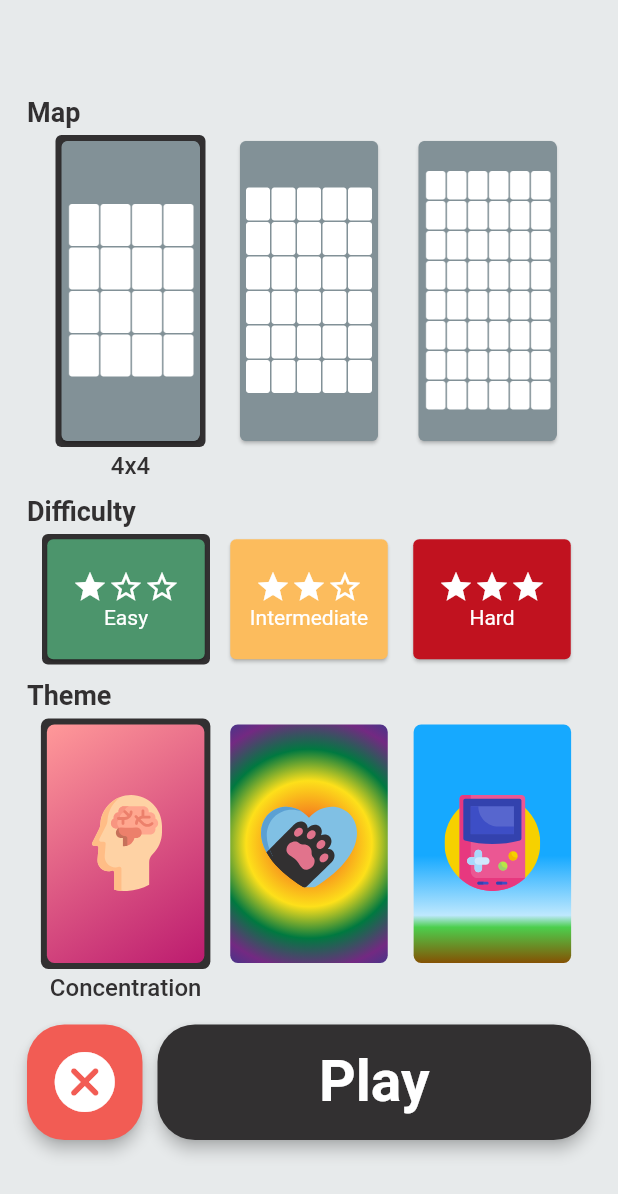
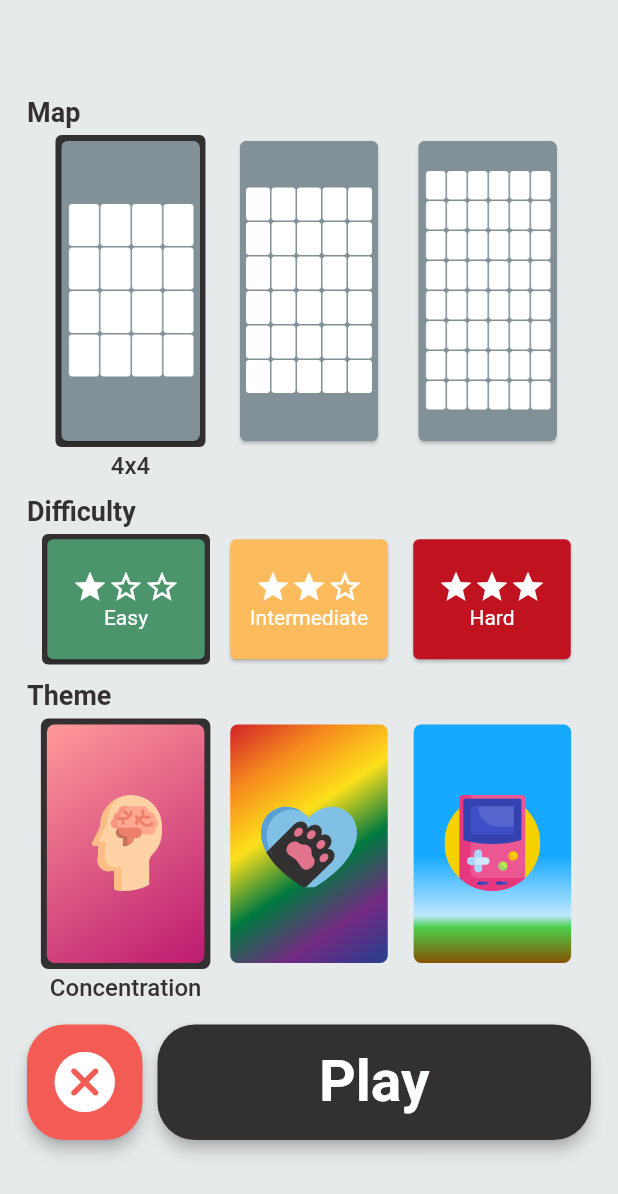
Before and after one commit to chrisstayte/concentration, a Flutter app: the screen it shows after launch, after a tap on "New Game", on a phone screen of 412 x 824 dp. Shown: the top 1194 px of the screen. Run offline on Flutter 3.47's test engine with Material 2 defaults, Android fonts, the light colour scheme and no system bars; our stand-ins replace auto_size_text, flutter_svg, package_info_plus, page_transition, shared_preferences.

Commit message:
Updated settings

```diff
--- a/lib/global/global.dart
+++ b/lib/global/global.dart
@@ -50,8 +50,9 @@ class _GameThemeGradients {
         Color(0XFFBC1B6F),
       ],
     ),
-    GameTheme.olive: const RadialGradient(
-      radius: 1,
+    GameTheme.olive: const LinearGradient(
+      begin: Alignment.topLeft,
+      end: Alignment.bottomRight,
       colors: [
         Color(0XFFD12229),
         Color(0XFFF68A1E),
--- a/lib/main.dart
+++ b/lib/main.dart
@@ -38,6 +38,7 @@ class MyApp extends StatelessWidget {
         title: 'Concentration',
         debugShowMaterialGrid: false,
         showSemanticsDebugger: false,
+        debugShowCheckedModeBanner: false,
         theme: ThemeData.light().copyWith(
           scaffoldBackgroundColor: Global.colors.lightIconColor,
 
@@ -145,8 +146,9 @@ class MyApp extends StatelessWidget {
               break;
             case '/credits':
               return PageTransition(
-                  child: CreditsScreen(),
-                  type: PageTransitionType.rightToLeftWithFade);
+                child: CreditsScreen(),
+                type: PageTransitionType.rightToLeft,
+              );
               break;
             default:
               return null;
```
Also changed, not shown: lib/providers/game_stats_provider.dart (+12 -12 lines), lib/screens/stats_screen.dart (+22 -3 lines), 12 other files.
